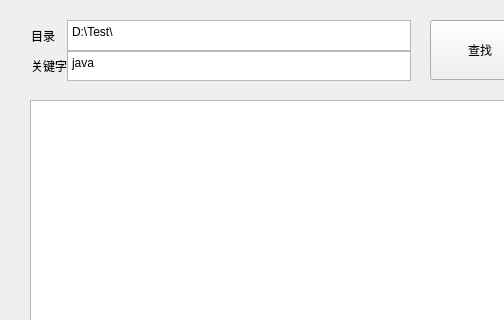
This is mainwindow1.ui in xuanghuangwendao/File-management as Qt 5 draws it before an edit; both pictures show x 0 to 504 and y 0 to 320 of the 850 by 660 pixel window. The edited form follows.
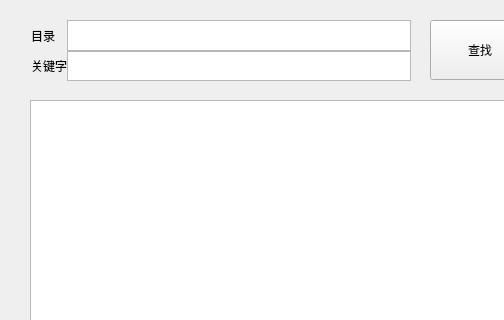
This is the edited form.

The edit to the form file:
```diff
--- a/mainwindow1.ui
+++ b/mainwindow1.ui
@@ -88,7 +88,7 @@
 &lt;html&gt;&lt;head&gt;&lt;meta name=&quot;qrichtext&quot; content=&quot;1&quot; /&gt;&lt;style type=&quot;text/css&quot;&gt;
 p, li { white-space: pre-wrap; }
 &lt;/style&gt;&lt;/head&gt;&lt;body style=&quot; font-family:'SimSun'; font-size:9pt; font-weight:400; font-style:normal;&quot;&gt;
-&lt;p style=&quot; margin-top:0px; margin-bottom:0px; margin-left:0px; margin-right:0px; -qt-block-indent:0; text-indent:0px;&quot;&gt;java&lt;/p&gt;&lt;/body&gt;&lt;/html&gt;</string>
+&lt;p style=&quot;-qt-paragraph-type:empty; margin-top:0px; margin-bottom:0px; margin-left:0px; margin-right:0px; -qt-block-indent:0; text-indent:0px;&quot;&gt;&lt;br /&gt;&lt;/p&gt;&lt;/body&gt;&lt;/html&gt;</string>
        </property>
       </widget>
      </item>
@@ -108,7 +108,7 @@
 &lt;html&gt;&lt;head&gt;&lt;meta name=&quot;qrichtext&quot; content=&quot;1&quot; /&gt;&lt;style type=&quot;text/css&quot;&gt;
 p, li { white-space: pre-wrap; }
 &lt;/style&gt;&lt;/head&gt;&lt;body style=&quot; font-family:'SimSun'; font-size:9pt; font-weight:400; font-style:normal;&quot;&gt;
-&lt;p style=&quot; margin-top:0px; margin-bottom:0px; margin-left:0px; margin-right:0px; -qt-block-indent:0; text-indent:0px;&quot;&gt;D:\Test\&lt;/p&gt;&lt;/body&gt;&lt;/html&gt;</string>
+&lt;p style=&quot;-qt-paragraph-type:empty; margin-top:0px; margin-bottom:0px; margin-left:0px; margin-right:0px; -qt-block-indent:0; text-indent:0px;&quot;&gt;&lt;br /&gt;&lt;/p&gt;&lt;/body&gt;&lt;/html&gt;</string>
        </property>
       </widget>
      </item>
```
